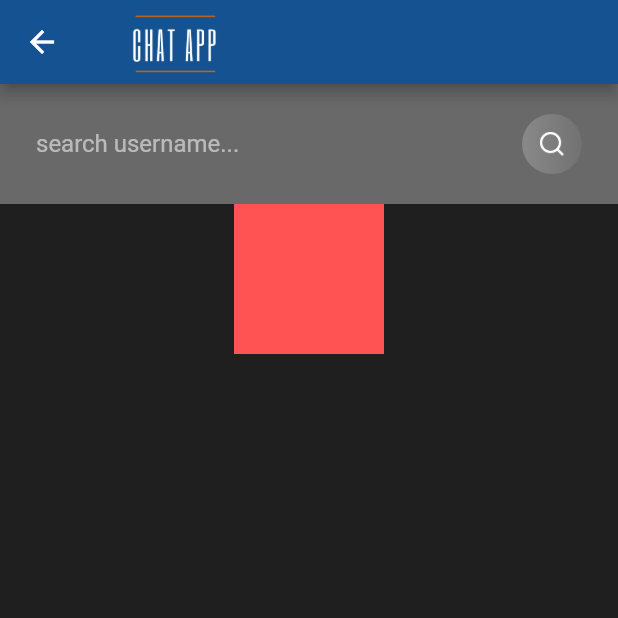
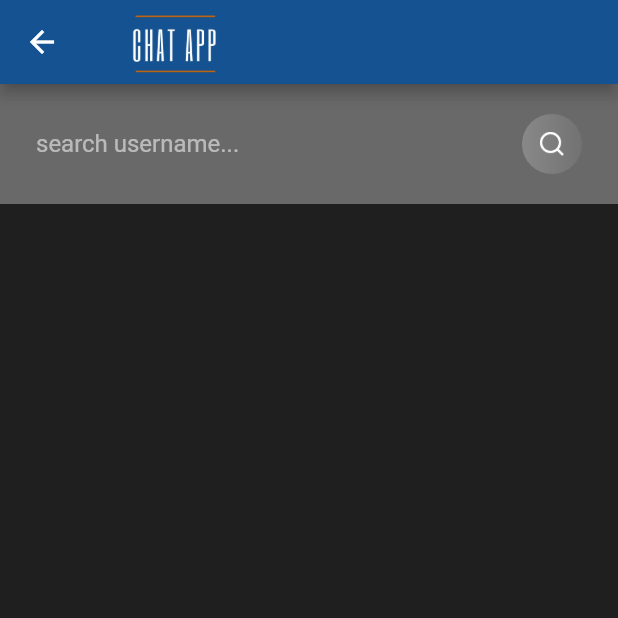
Before and after one commit to xybercommander/chatapp_prototype, a Flutter app: the SearchScreen screen opened directly, on a phone screen of 412 x 824 dp, the top half of it. Run offline on Flutter 3.47's test engine with Material 2 defaults, Android fonts, the phone set to English and light mode, and no system bars; our stand-ins replace cloud_firestore, firebase_auth; accounts and stored records are empty.

Commit message:
working with shared preference

```diff
--- a/lib/views/search.dart
+++ b/lib/views/search.dart
@@ -35,18 +35,12 @@ class _SearchScreenState extends State<SearchScreen> {
           userEmail: searchSnapshot.documents[index].data["email"],
         );
       }) :
-    Container(
-      color: Colors.redAccent,
-      width: 100,
-      height: 100,
-    );
+    Container();
   }
 
-  @override
-  void initState() {
 
-    super.initState();
-  }
+  /// create chatroom, send user to conversation screen, pushreplacement
+
 
   @override
   Widget build(BuildContext context) {
@@ -126,7 +120,11 @@ class SearchTile extends StatelessWidget {
             ],
           ),
           Spacer(),
-          Container(
+          GestureDetector(
+            onTap: () {
+
+            },
+            child: Container(
               decoration: BoxDecoration(
                 gradient: LinearGradient(
                   colors: [Color(0xff007EF4), Color(0xff2A75BC)]
@@ -135,6 +133,7 @@ class SearchTile extends StatelessWidget {
               ),
               padding: EdgeInsets.symmetric(horizontal: 16, vertical: 16),
               child: Text("Message", style: mediumStyle(Colors.white),),
+            ),
           )
         ],
       ),
--- a/pubspec.yaml
+++ b/pubspec.yaml
@@ -26,6 +26,7 @@ dependencies:
   cupertino_icons: ^0.1.3
   firebase_auth: ^0.16.1
   cloud_firestore: ^0.13.6
+  shared_preferences: ^0.5.7+3
 
 dev_dependencies:
   flutter_test:
```
Also changed, not shown: lib/services/database.dart (+9 -0 lines), lib/helper/helperfunctions.dart (added), pubspec.lock. Lines whose indentation alone changed are shown as unchanged.
